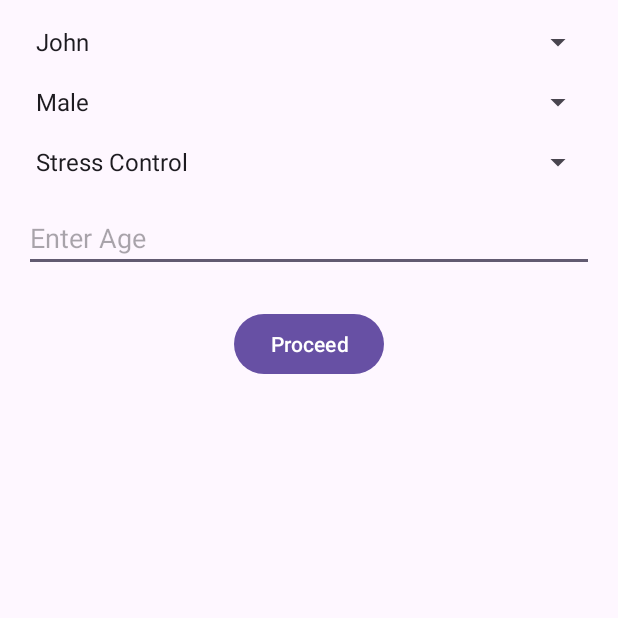
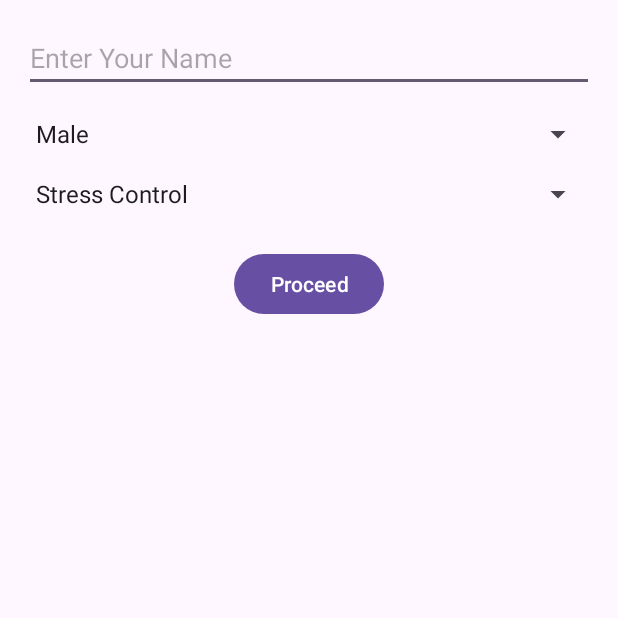
Before and after one commit to Neverm1ndEZ/Fitness-App, an Android app: the screen it shows after launch (MainActivity), on a phone screen of 412 x 824 dp, the top half of it. Run offline under Robolectric (Android 15) with nearby library versions, the phone set to English and light mode, and no system bars.

Commit message:
functionality changes

```diff
--- a/app/src/main/java/com/nevermind/fitnessapp/MainActivity.java
+++ b/app/src/main/java/com/nevermind/fitnessapp/MainActivity.java
@@ -12,8 +12,8 @@ import androidx.appcompat.app.AppCompatActivity;
 
 public class MainActivity extends AppCompatActivity {
 
-    private Spinner spinnerName, spinnerGender, spinnerRequirement;
-    private EditText editTextAge;
+    private EditText editTextName;
+    private Spinner spinnerGender, spinnerRequirement;
     private Button btnProceed;
 
     @Override
@@ -21,25 +21,15 @@ public class MainActivity extends AppCompatActivity {
         super.onCreate(savedInstanceState);
         setContentView(R.layout.activity_main);
 
-        spinnerName = findViewById(R.id.spinnerName);
+        editTextName = findViewById(R.id.editTextName);
         spinnerGender = findViewById(R.id.spinnerGender);
         spinnerRequirement = findViewById(R.id.spinnerRequirement);
-        editTextAge = findViewById(R.id.editTextAge);
         btnProceed = findViewById(R.id.btnProceed);
-
-        // Define arrays directly in the code
-        ArrayAdapter<CharSequence> nameAdapter = new ArrayAdapter<>(this, android.R.layout.simple_spinner_item);
-        nameAdapter.setDropDownViewResource(android.R.layout.simple_spinner_dropdown_item);
-        nameAdapter.add("John");
-        nameAdapter.add("Jane");
-        // Add more names as needed
-        spinnerName.setAdapter(nameAdapter);
 
         ArrayAdapter<CharSequence> genderAdapter = new ArrayAdapter<>(this, android.R.layout.simple_spinner_item);
         genderAdapter.setDropDownViewResource(android.R.layout.simple_spinner_dropdown_item);
         genderAdapter.add("Male");
         genderAdapter.add("Female");
-        // Add more genders as needed
         spinnerGender.setAdapter(genderAdapter);
 
         ArrayAdapter<CharSequence> requirementAdapter = new ArrayAdapter<>(this, android.R.layout.simple_spinner_item);
@@ -47,22 +37,19 @@ public class MainActivity extends AppCompatActivity {
         requirementAdapter.add("Stress Control");
         requirementAdapter.add("Lean Muscle Gain");
         requirementAdapter.add("Weight Loss");
-        // Add more requirements as needed
         spinnerRequirement.setAdapter(requirementAdapter);
 
         btnProceed.setOnClickListener(new View.OnClickListener() {
             @Override
             public void onClick(View view) {
-                int age = Integer.parseInt(editTextAge.getText().toString());
-                String userName = spinnerName.getSelectedItem().toString();
+                String name = editTextName.getText().toString();
                 String gender = spinnerGender.getSelectedItem().toString();
                 String requirement = spinnerRequirement.getSelectedItem().toString();
 
                 Intent intent = new Intent(MainActivity.this, ExerciseListActivity.class);
-                intent.putExtra("userName", userName);
+                intent.putExtra("name", name);
                 intent.putExtra("gender", gender);
                 intent.putExtra("requirement", requirement);
-                intent.putExtra("age", age);
                 startActivity(intent);
             }
         });
--- a/app/src/main/res/layout/activity_main.xml
+++ b/app/src/main/res/layout/activity_main.xml
@@ -5,53 +5,42 @@
     android:layout_height="match_parent"
     tools:context=".MainActivity">
 
-    <Spinner
-        android:id="@+id/spinnerName"
+    <EditText
+        android:id="@+id/editTextName"
         android:layout_width="match_parent"
         android:layout_height="wrap_content"
+        android:layout_marginTop="16dp"
         android:layout_marginLeft="16dp"
-        android:layout_marginTop="16dp"
         android:layout_marginRight="16dp"
-        android:hint="Select Name" />
+        android:hint="Enter Your Name"/>
 
     <Spinner
         android:id="@+id/spinnerGender"
         android:layout_width="match_parent"
         android:layout_height="wrap_content"
-        android:layout_below="@id/spinnerName"
+        android:layout_below="@id/editTextName"
+        android:layout_marginTop="16dp"
         android:layout_marginLeft="16dp"
-        android:layout_marginTop="16dp"
         android:layout_marginRight="16dp"
-        android:hint="Select Gender" />
+        android:hint="Select Gender"/>
 
     <Spinner
         android:id="@+id/spinnerRequirement"
         android:layout_width="match_parent"
         android:layout_height="wrap_content"
         android:layout_below="@id/spinnerGender"
+        android:layout_marginTop="16dp"
         android:layout_marginLeft="16dp"
-        android:layout_marginTop="16dp"
         android:layout_marginRight="16dp"
-        android:hint="Select Requirement" />
-
-    <EditText
-        android:id="@+id/editTextAge"
-        android:layout_width="match_parent"
-        android:layout_height="wrap_content"
-        android:layout_below="@id/spinnerRequirement"
-        android:layout_marginLeft="16dp"
-        android:layout_marginTop="16dp"
-        android:layout_marginRight="16dp"
-        android:hint="Enter Age"
-        android:inputType="number" />
+        android:hint="Select Requirement"/>
 
     <Button
         android:id="@+id/btnProceed"
         android:layout_width="wrap_content"
         android:layout_height="wrap_content"
-        android:layout_below="@id/editTextAge"
+        android:layout_below="@id/spinnerRequirement"
+        android:layout_marginTop="24dp"
         android:layout_centerHorizontal="true"
-        android:layout_marginTop="24dp"
-        android:text="Proceed" />
+        android:text="Proceed"/>
 
 </RelativeLayout>
```
Also changed, not shown: app/src/main/java/com/nevermind/fitnessapp/ExerciseListActivity.java (+26 -31 lines), app/src/main/res/layout/activity_exercise_list.xml (+21 -8 lines).
